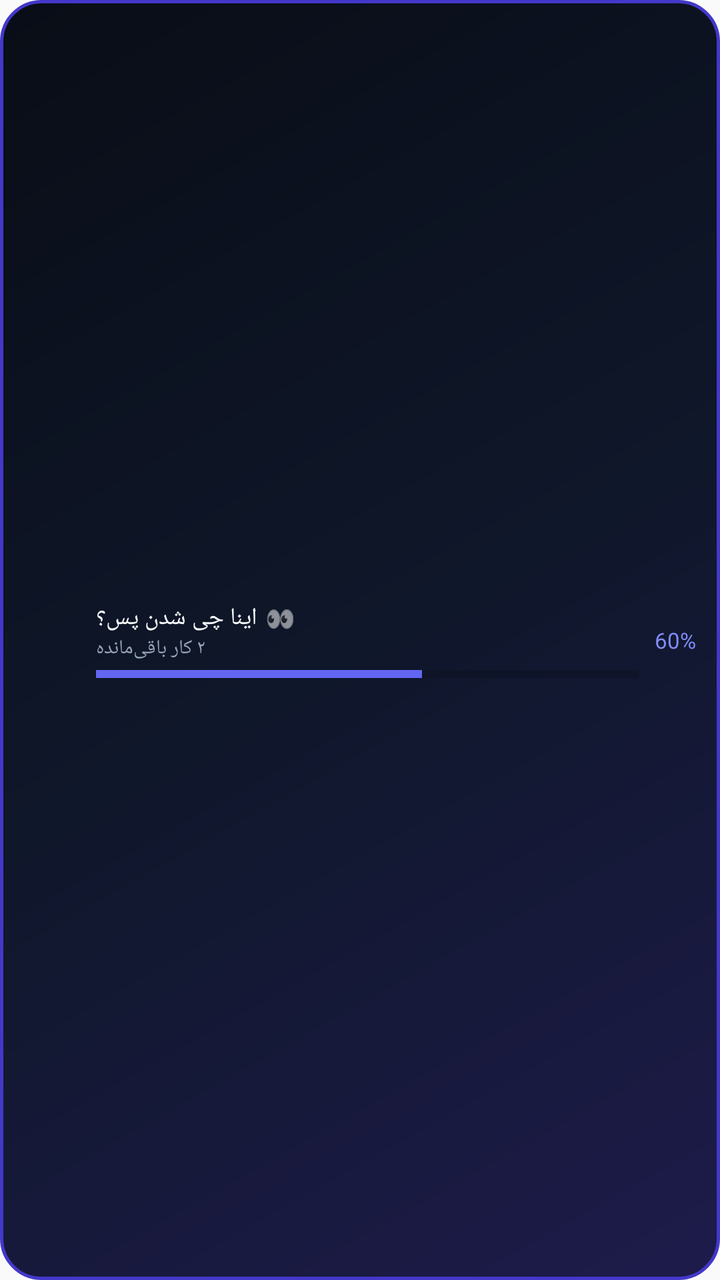
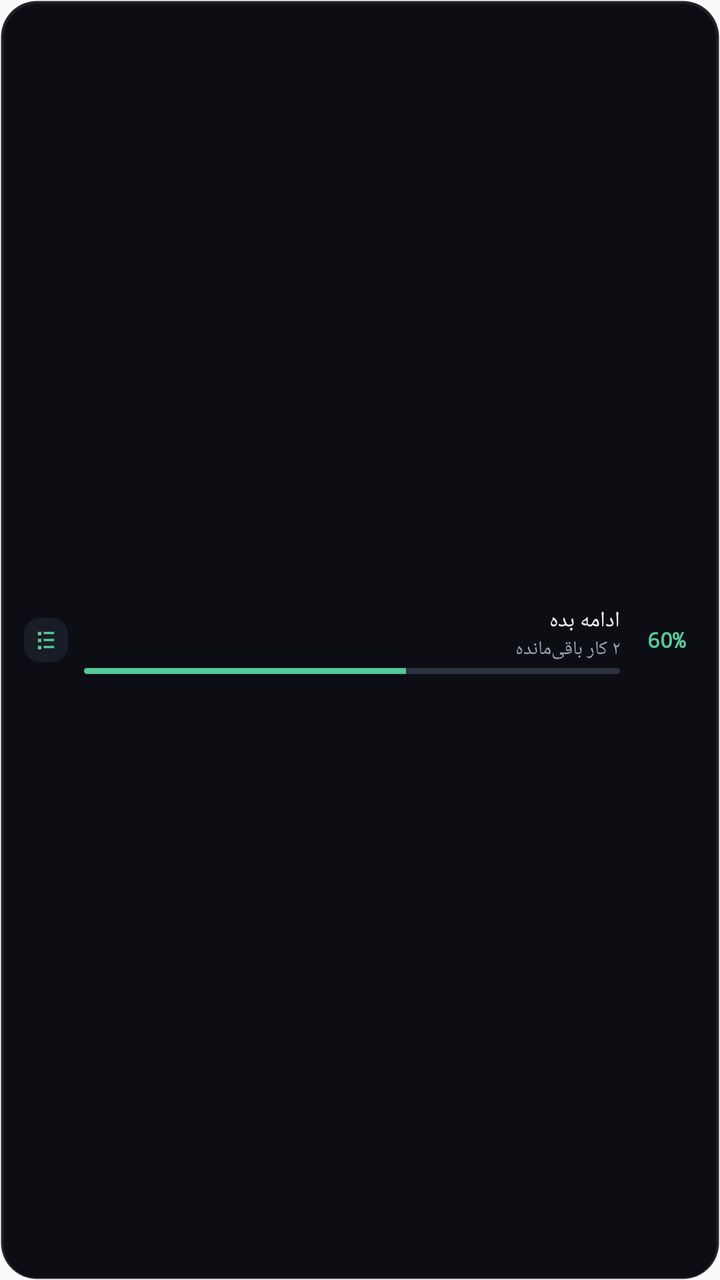

The first picture is an Android layout as it rendered before a commit; the second is the same layout after the commit. The layout source and the unified diff follow.
<!-- AndroidManifest.xml: application theme AppTheme -->
<!-- res/layout/widget_small.xml -->
<?xml version="1.0" encoding="utf-8"?>
<LinearLayout xmlns:android="http://schemas.android.com/apk/res/android"
    android:id="@+id/widget_small_root"
    android:layout_width="match_parent"
    android:layout_height="match_parent"
    android:background="@drawable/widget_bg"
    android:gravity="center_vertical"
    android:orientation="horizontal"
    android:paddingStart="12dp"
    android:paddingTop="8dp"
    android:paddingEnd="12dp"
    android:paddingBottom="8dp">

    
    <ImageView
        android:layout_width="26dp"
        android:layout_height="26dp"
        android:src="@mipmap/ic_launcher_round" />

    <LinearLayout
        android:layout_width="0dp"
        android:layout_height="wrap_content"
        android:layout_marginStart="10dp"
        android:layout_weight="1"
        android:orientation="vertical">

        <LinearLayout
            android:layout_width="wrap_content"
            android:layout_height="wrap_content"
            android:gravity="center_vertical"
            android:orientation="horizontal">

            <TextView
                android:id="@+id/widget_small_headline"
                android:layout_width="wrap_content"
                android:layout_height="wrap_content"
                android:fontFamily="sans-serif-bold"
                android:text="اینا چی شدن پس؟"
                android:textColor="#f8fafc"
                android:textSize="12sp" />

            <TextView
                android:id="@+id/widget_small_emoji"
                android:layout_width="wrap_content"
                android:layout_height="wrap_content"
                android:layout_marginStart="4dp"
                android:text="👀"
                android:textSize="12sp" />
        </LinearLayout>

        <TextView
            android:id="@+id/widget_small_sub"
            android:layout_width="wrap_content"
            android:layout_height="wrap_content"
            android:fontFamily="sans-serif"
            android:text="۲ کار باقی‌مانده"
            android:textColor="#94a3b8"
            android:textSize="10sp" />

        <ProgressBar
            android:id="@+id/widget_small_progress"
            style="?android:attr/progressBarStyleHorizontal"
            android:layout_width="match_parent"
            android:layout_height="4dp"
            android:layout_marginTop="4dp"
            android:max="100"
            android:progress="60"
            android:progressTint="#6366f1" />
    </LinearLayout>

    <TextView
        android:id="@+id/widget_small_percent"
        android:layout_width="wrap_content"
        android:layout_height="wrap_content"
        android:layout_marginStart="8dp"
        android:fontFamily="sans-serif-bold"
        android:text="60%"
        android:textColor="#818cf8"
        android:textSize="11sp" />
</LinearLayout>
<!-- resources referenced by this layout -->
<resources>
  <!-- drawable widget_bg (drawable) -->
  <?xml version="1.0" encoding="utf-8"?>
  <shape xmlns:android="http://schemas.android.com/apk/res/android"
      android:shape="rectangle">
      <gradient
          android:angle="315"
          android:startColor="#090d16"
          android:centerColor="#0f172a"
          android:endColor="#1e1b4b" />
      <corners android:radius="20dp" />
      <stroke
          android:width="1.5dp"
          android:color="#4338ca" />
  </shape>
  <!-- mipmap ic_launcher_round (mipmap-anydpi-v26) -->
  <?xml version="1.0" encoding="utf-8"?>
  <adaptive-icon xmlns:android="http://schemas.android.com/apk/res/android">
      <background android:drawable="@color/ic_launcher_background"/>
      <foreground android:drawable="@mipmap/ic_launcher_foreground"/>
  </adaptive-icon>
  <style name="AppTheme" parent="Theme.AppCompat.Light.DarkActionBar">
          
          <item name="colorPrimary">@color/colorPrimary</item>
          <item name="colorPrimaryDark">@color/colorPrimaryDark</item>
          <item name="colorAccent">@color/colorAccent</item>
      </style>
  <color name="ic_launcher_background">#020511</color>
</resources>

<!-- the commit's change to res/layout/widget_small.xml (unified diff, before → after) -->
@@ -3,78 +3,74 @@
     android:id="@+id/widget_small_root"
     android:layout_width="match_parent"
     android:layout_height="match_parent"
-    android:background="@drawable/widget_bg"
+    android:background="@drawable/widget_bg_a"
     android:gravity="center_vertical"
     android:orientation="horizontal"
     android:paddingStart="12dp"
-    android:paddingTop="8dp"
+    android:paddingTop="6dp"
     android:paddingEnd="12dp"
-    android:paddingBottom="8dp">
+    android:paddingBottom="6dp">
 
     
     <ImageView
-        android:layout_width="26dp"
-        android:layout_height="26dp"
-        android:src="@mipmap/ic_launcher_round" />
+        android:id="@+id/widget_small_icon"
+        android:layout_width="22dp"
+        android:layout_height="22dp"
+        android:contentDescription="Tedlist"
+        android:src="@drawable/ic_tedlist_mark"
+        android:background="@drawable/widget_task_bg_a"
+        android:padding="4dp" />
 
     <LinearLayout
         android:layout_width="0dp"
         android:layout_height="wrap_content"
-        android:layout_marginStart="10dp"
+        android:layout_marginStart="8dp"
+        android:layout_marginEnd="8dp"
         android:layout_weight="1"
         android:orientation="vertical">
 
-        <LinearLayout
-            android:layout_width="wrap_content"
+        <TextView
+            android:id="@+id/widget_small_headline"
+            android:layout_width="match_parent"
             android:layout_height="wrap_content"
-            android:gravity="center_vertical"
-            android:orientation="horizontal">
-
-            <TextView
-                android:id="@+id/widget_small_headline"
-                android:layout_width="wrap_content"
-                android:layout_height="wrap_content"
-                android:fontFamily="sans-serif-bold"
-                android:text="اینا چی شدن پس؟"
-                android:textColor="#f8fafc"
-                android:textSize="12sp" />
-
-            <TextView
-                android:id="@+id/widget_small_emoji"
-                android:layout_width="wrap_content"
-                android:layout_height="wrap_content"
-                android:layout_marginStart="4dp"
-                android:text="👀"
-                android:textSize="12sp" />
-        </LinearLayout>
+            android:singleLine="true"
+            android:ellipsize="end"
+            android:fontFamily="sans-serif-medium"
+            android:text="ادامه بده"
+            android:textColor="@color/ted_a_text"
+            android:textSize="11sp" />
 
         <TextView
             android:id="@+id/widget_small_sub"
-            android:layout_width="wrap_content"
+            android:layout_width="match_parent"
             android:layout_height="wrap_content"
+            android:singleLine="true"
+            android:ellipsize="end"
             android:fontFamily="sans-serif"
             android:text="۲ کار باقی‌مانده"
-            android:textColor="#94a3b8"
-            android:textSize="10sp" />
+            android:textColor="@color/ted_a_secondary"
+            android:textSize="9.5sp" />
 
         <ProgressBar
             android:id="@+id/widget_small_progress"
             style="?android:attr/progressBarStyleHorizontal"
             android:layout_width="match_parent"
-            android:layout_height="4dp"
-            android:layout_marginTop="4dp"
+            android:layout_height="3dp"
+            android:layout_marginTop="3dp"
             android:max="100"
             android:progress="60"
-            android:progressTint="#6366f1" />
+            android:progressDrawable="@drawable/widget_progress_bar_a" />
     </LinearLayout>
 
     <TextView
         android:id="@+id/widget_small_percent"
         android:layout_width="wrap_content"
         android:layout_height="wrap_content"
-        android:layout_marginStart="8dp"
-        android:fontFamily="sans-serif-bold"
+        android:minWidth="30dp"
+        android:gravity="center"
+        android:fontFamily="monospace"
         android:text="60%"
-        android:textColor="#818cf8"
-        android:textSize="11sp" />
+        android:textColor="@color/ted_a_accent"
+        android:textSize="10.5sp"
+        android:textStyle="bold" />
 </LinearLayout>
<!-- resource entries referenced after the edit -->
@@ -1,31 +1,72 @@
 <!-- resources referenced by this layout -->
 <resources>
-  <!-- drawable widget_bg (drawable) -->
+  <color name="ted_a_accent">#55C79A</color>
+  <color name="ted_a_secondary">#9AA3B2</color>
+  <color name="ted_a_text">#F2F4F8</color>
+  <!-- drawable ic_tedlist_mark (drawable) -->
   <?xml version="1.0" encoding="utf-8"?>
-  <shape xmlns:android="http://schemas.android.com/apk/res/android"
-      android:shape="rectangle">
-      <gradient
-          android:angle="315"
-          android:startColor="#090d16"
-          android:centerColor="#0f172a"
-          android:endColor="#1e1b4b" />
-      <corners android:radius="20dp" />
-      <stroke
-          android:width="1.5dp"
-          android:color="#4338ca" />
+  <vector xmlns:android="http://schemas.android.com/apk/res/android"
+      android:width="24dp" android:height="24dp"
+      android:viewportWidth="24" android:viewportHeight="24">
+      <path android:fillColor="#55C79A" android:pathData="M5,5h3v3H5zM10,5h9v2H10zM5,11h3v3H5zM10,11h9v2H10zM5,17h3v3H5zM10,17h9v2H10z"/>
+  </vector>
+  <!-- drawable widget_bg_a (drawable) -->
+  <?xml version="1.0" encoding="utf-8"?>
+  <layer-list xmlns:android="http://schemas.android.com/apk/res/android">
+      <item>
+          <shape android:shape="rectangle">
+              <solid android:color="@color/ted_a_bg" />
+              <corners android:radius="18dp" />
+              <stroke android:width="1dp" android:color="@color/ted_a_border" />
+          </shape>
+      </item>
+      <item android:top="1dp" android:left="1dp" android:right="1dp">
+          <shape android:shape="rectangle">
+              <solid android:color="@android:color/transparent" />
+              <corners android:radius="17dp" />
+              <stroke android:width="1dp" android:color="@color/ted_a_rim" />
+          </shape>
+      </item>
+  </layer-list>
+  <!-- drawable widget_progress_bar_a (drawable) -->
+  <?xml version="1.0" encoding="utf-8"?>
+  <layer-list xmlns:android="http://schemas.android.com/apk/res/android">
+      <item android:id="@android:id/background" android:drawable="@drawable/widget_track_a" />
+      <item android:id="@android:id/progress" android:drawable="@drawable/widget_progress_a" />
+  </layer-list>
+  <!-- drawable widget_task_bg_a (drawable) -->
+  <?xml version="1.0" encoding="utf-8"?>
+  <shape xmlns:android="http://schemas.android.com/apk/res/android" android:shape="rectangle">
+      <solid android:color="@color/ted_a_task" />
+      <corners android:radius="8dp" />
   </shape>
-  <!-- mipmap ic_launcher_round (mipmap-anydpi-v26) -->
-  <?xml version="1.0" encoding="utf-8"?>
-  <adaptive-icon xmlns:android="http://schemas.android.com/apk/res/android">
-      <background android:drawable="@color/ic_launcher_background"/>
-      <foreground android:drawable="@mipmap/ic_launcher_foreground"/>
-  </adaptive-icon>
   <style name="AppTheme" parent="Theme.AppCompat.Light.DarkActionBar">
           
           <item name="colorPrimary">@color/colorPrimary</item>
           <item name="colorPrimaryDark">@color/colorPrimaryDark</item>
           <item name="colorAccent">@color/colorAccent</item>
       </style>
-  <color name="ic_launcher_background">#020511</color>
+  <color name="ted_a_bg">#0C0E14</color>
+  <color name="ted_a_border">#1FFFFFFF</color>
+  <color name="ted_a_rim">#12FFFFFF</color>
+  <!-- drawable widget_track_a (drawable) -->
+  <?xml version="1.0" encoding="utf-8"?>
+  <shape xmlns:android="http://schemas.android.com/apk/res/android" android:shape="rectangle">
+      <solid android:color="@color/ted_a_track" />
+      <corners android:radius="4dp" />
+  </shape>
+  <!-- drawable widget_progress_a (drawable) -->
+  <?xml version="1.0" encoding="utf-8"?>
+  <clip xmlns:android="http://schemas.android.com/apk/res/android">
+      <shape android:shape="rectangle">
+          <solid android:color="@color/ted_a_accent" />
+          <corners android:radius="4dp" />
+      </shape>
+  </clip>
+  <color name="ted_a_task">#191D27</color>
+  <color name="colorPrimary">#6366f1</color>
+  <color name="colorPrimaryDark">#4f46e5</color>
+  <color name="colorAccent">#818cf8</color>
+  <color name="ted_a_track">#2B313D</color>
 </resources>
 
